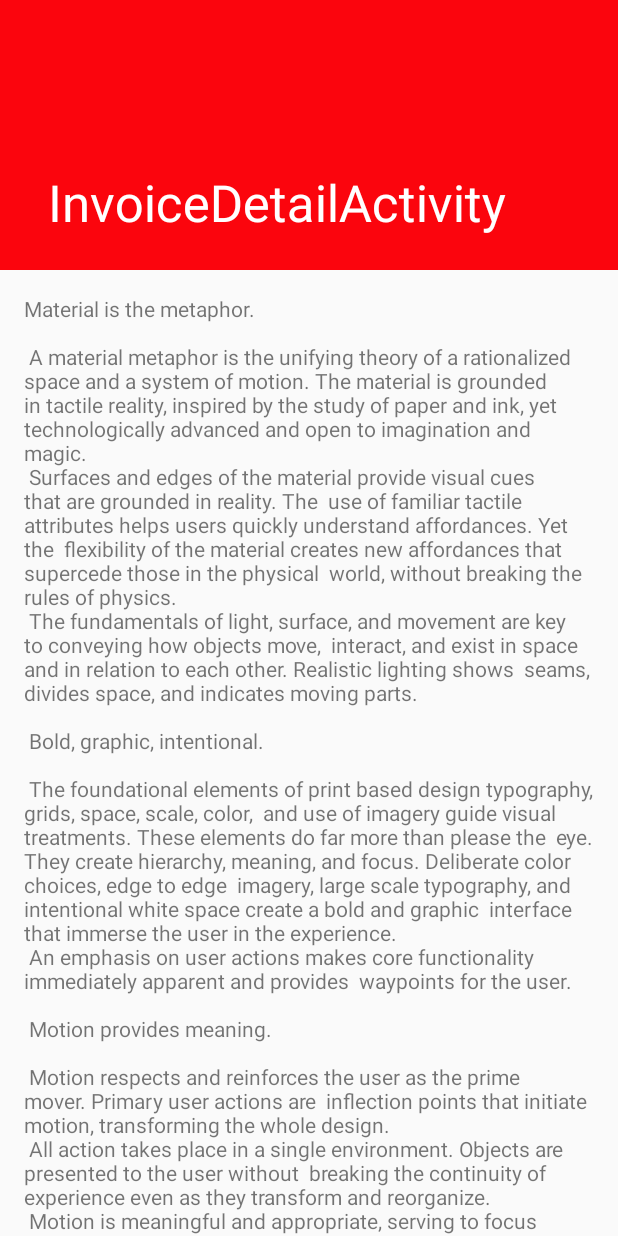
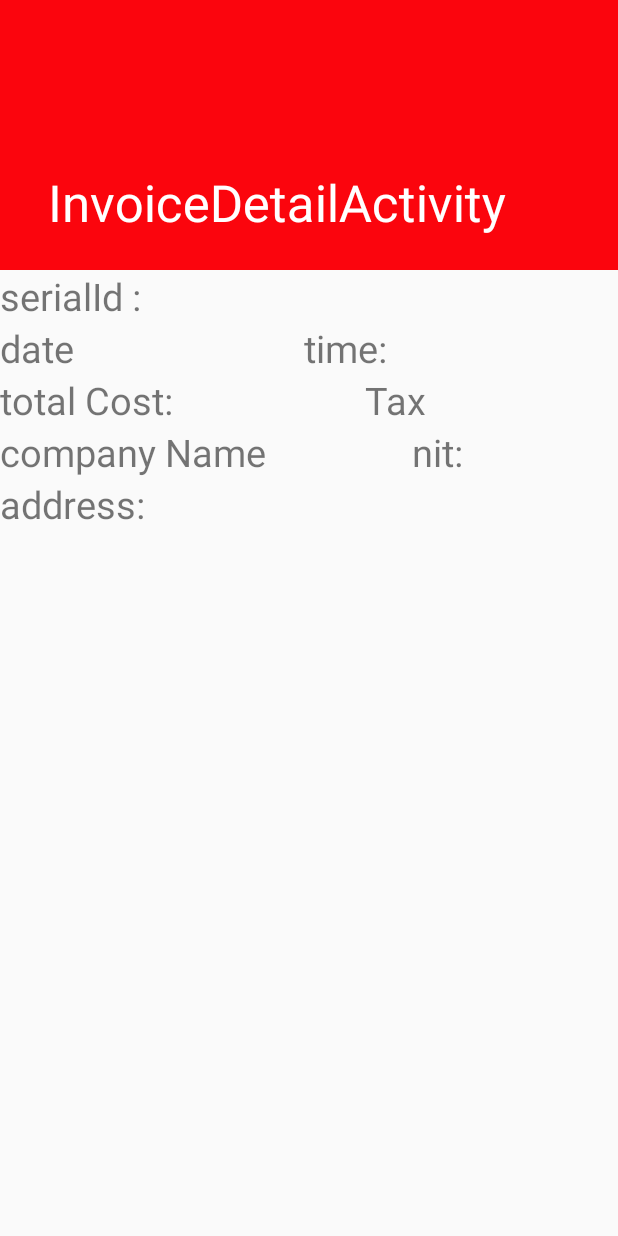
Before and after one commit to jmalovera10/Inloud, an Android app: the InvoiceDetailActivity screen opened directly, with no data from a screen before it, on a phone screen of 412 x 824 dp. Run offline under Robolectric (Android 15) with nearby library versions, the phone set to English and light mode, and no system bars; 2 statements that could not run were skipped.

Commit message:
first invoice detail

```diff
--- a/Android/Inloud/app/src/main/res/layout/content_invoice_detail.xml
+++ b/Android/Inloud/app/src/main/res/layout/content_invoice_detail.xml
@@ -8,10 +8,101 @@
     tools:context="papitas.inloud.InvoiceDetailActivity"
     tools:showIn="@layout/activity_invoice_detail">
 
-    <TextView
-        android:layout_width="wrap_content"
+    <LinearLayout
+
+        android:layout_width="match_parent"
         android:layout_height="wrap_content"
-        android:layout_margin="@dimen/text_margin"
-        android:text="@string/large_text" />
+        android:orientation="vertical"
+        >
 
+        <TextView
+            android:id="@+id/serialId"
+            android:layout_width="wrap_content"
+            android:layout_height="wrap_content"
+            android:layout_weight="1"
+            android:text="serialId :"
+            android:textSize="25sp" />
+
+        <LinearLayout
+            android:gravity="center"
+            android:layout_width="match_parent"
+            android:layout_height="match_parent"
+            android:layout_weight="1"
+            android:orientation="horizontal">
+
+            <TextView
+                android:id="@+id/date"
+                android:layout_width="wrap_content"
+                android:layout_height="wrap_content"
+                android:layout_weight="1"
+                android:text="date"
+                android:textSize="25sp"/>
+
+            <TextView
+                android:id="@+id/time"
+                android:layout_width="wrap_content"
+                android:layout_height="wrap_content"
+                android:layout_weight="1"
+                android:text="time:"
+                android:textSize="25sp"/>
+        </LinearLayout>
+
+        <LinearLayout
+            android:gravity="center"
+            android:layout_width="match_parent"
+            android:layout_height="match_parent"
+            android:layout_weight="1"
+            android:orientation="horizontal">
+
+            <TextView
+                android:id="@+id/totalCost"
+                android:layout_width="wrap_content"
+                android:layout_height="wrap_content"
+                android:layout_weight="1"
+                android:text="total Cost:"
+                android:textSize="25sp"/>
+
+            <TextView
+                android:id="@+id/tax"
+                android:layout_width="wrap_content"
+                android:layout_height="wrap_content"
+                android:layout_weight="1"
+                android:text="Tax"
+                android:textSize="25sp"/>
+        </LinearLayout>
+
+        <LinearLayout
+            android:gravity="center"
+            android:layout_width="match_parent"
+            android:layout_height="match_parent"
+            android:layout_weight="1"
+            android:orientation="horizontal">
+
+            <TextView
+                android:id="@+id/companyName"
+                android:layout_width="wrap_content"
+                android:layout_height="wrap_content"
+                android:layout_weight="1"
+                android:text="company Name"
+                android:textSize="25sp"/>
+
+            <TextView
+                android:id="@+id/nit"
+                android:layout_width="wrap_content"
+                android:layout_height="wrap_content"
+                android:layout_weight="1"
+                android:text="nit: "
+                android:textSize="25sp"/>
+
+        </LinearLayout>
+
+        <TextView
+            android:id="@+id/address"
+            android:layout_width="match_parent"
+            android:layout_height="wrap_content"
+            android:layout_weight="1"
+            android:text="address:"
+            android:textSize="25sp"/>
+
+    </LinearLayout>
 </android.support.v4.widget.NestedScrollView>
```
